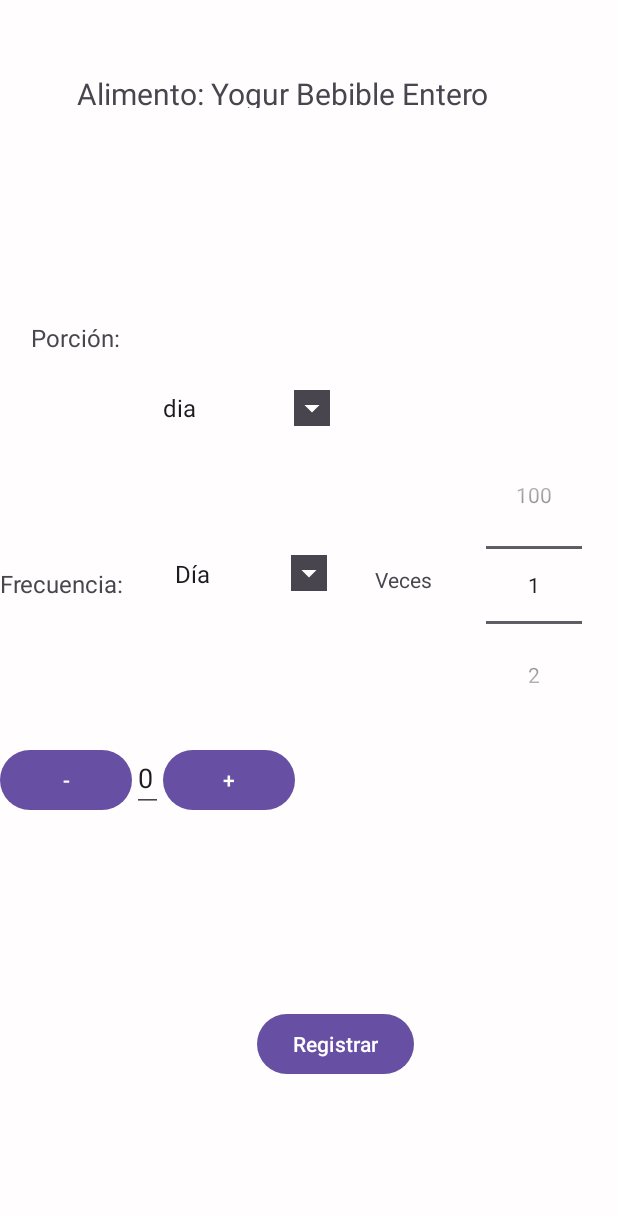
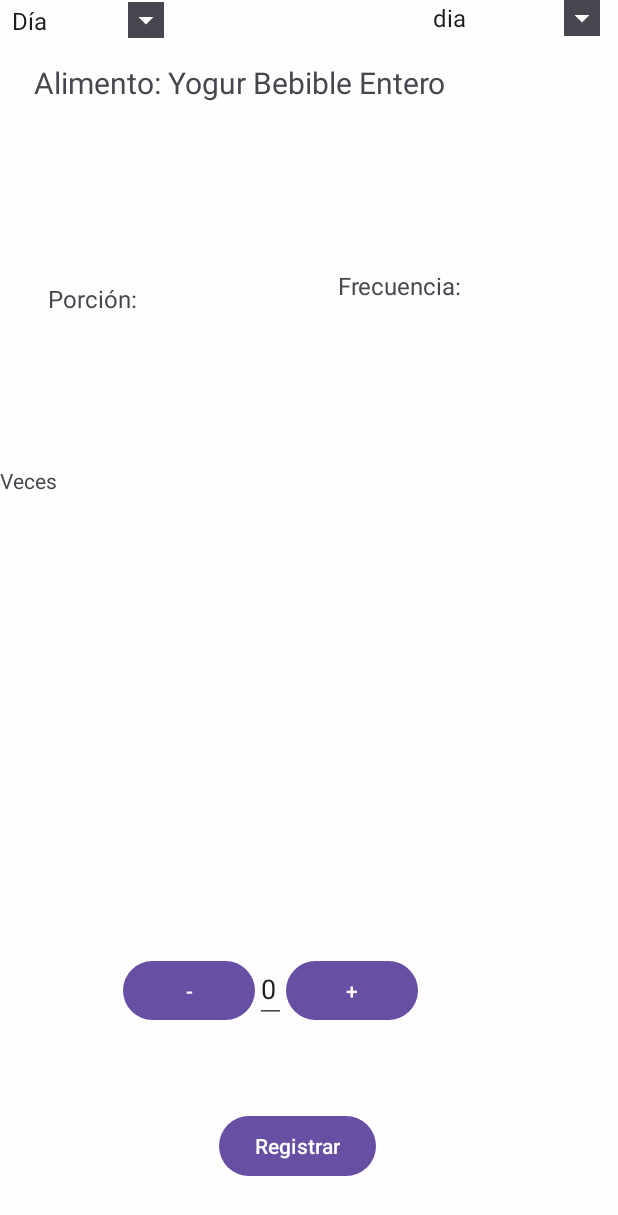
Before and after one commit to nicole-alvarado/NutriTNT, an Android app: the NewEncuestaFragment screen opened through its navigation route, on a phone screen of 412 x 824 dp. Shown: the top 1215 px of the screen. Run offline under Robolectric (Android 15) with nearby library versions, the phone set to English and light mode, and no system bars.

Commit message:
posicionamiento v.1 de componentes para vista horizontal

```diff
--- a/app/src/main/java/com/example/nutritnt/NewEncuestaFragment.kt
+++ b/app/src/main/java/com/example/nutritnt/NewEncuestaFragment.kt
@@ -46,11 +46,6 @@ class NewEncuestaFragment : Fragment() {
 
         viewModelNewEncuesta = ViewModelProvider(this).get(NewEncuestaViewModel::class.java)
 
-
-
-        val picker1: NumberPicker = binding.numberPicker
-        picker1.maxValue = 100
-        picker1.minValue = 1
 
         // access the items of the list
         val portions = resources.getStringArray(R.array.Portion)
@@ -133,10 +128,7 @@ class NewEncuestaFragment : Fragment() {
             }
         }
 
-        picker1.setOnValueChangedListener { picker, oldVal, newVal ->
-            val valuePicker1 = picker1.value
-            Log.d("picker value", valuePicker1.toString())
-        }
+
 
 
 
@@ -148,7 +140,6 @@ class NewEncuestaFragment : Fragment() {
             val frecuencyPosition =   spinner_f.selectedItemPosition
             val valorFrecuencyPosition = frecuency[frecuencyPosition]
 
-            val picker = picker1.value
 
             Log.d("Botones", "Botón registrar clickeado")
 
--- a/app/src/main/res/layout/fragment_new_encuesta.xml
+++ b/app/src/main/res/layout/fragment_new_encuesta.xml
@@ -11,114 +11,103 @@
     android:background="#FFFDFD"
     tools:context=".NewEncuestaFragment">
 
+
     <TextView
         android:id="@+id/textViewAlimento"
-        android:layout_width="310dp"
-        android:layout_height="23dp"
+        android:layout_width="359dp"
+        android:layout_height="42dp"
         android:layout_marginTop="44dp"
         android:text="Alimento: Yogur Bebible Entero"
         android:textSize="20sp"
         app:layout_constraintBottom_toTopOf="@+id/spinner_portion"
         app:layout_constraintEnd_toEndOf="parent"
+        app:layout_constraintHorizontal_bias="0.427"
         app:layout_constraintStart_toStartOf="parent"
         app:layout_constraintTop_toTopOf="parent"
-        app:layout_constraintVertical_bias="0.025"
 
-        />
-
+        app:layout_constraintVertical_bias="0.032" />
 
     <TextView
         android:id="@+id/textViewPortion"
         android:layout_width="wrap_content"
         android:layout_height="wrap_content"
+        android:layout_marginStart="32dp"
+        android:layout_marginTop="188dp"
         android:text="Porción:"
         android:textSize="16sp"
-        app:layout_constraintBottom_toTopOf="@+id/textViewFrecuency"
-        app:layout_constraintEnd_toStartOf="@+id/spinner_portion"
-        app:layout_constraintHorizontal_bias="0.5"
         app:layout_constraintStart_toStartOf="parent"
-        app:layout_constraintTop_toBottomOf="@+id/textViewAlimento"
-        app:layout_constraintVertical_bias="0.5" />
+        app:layout_constraintTop_toTopOf="parent" />
 
     <TextView
         android:id="@+id/textViewFrecuency"
         android:layout_width="wrap_content"
         android:layout_height="wrap_content"
-        android:layout_marginBottom="424dp"
+        android:layout_marginTop="96dp"
+        android:layout_marginEnd="100dp"
+
         android:text="Frecuencia: "
         android:textSize="16sp"
-        app:layout_constraintBottom_toBottomOf="parent"
-        app:layout_constraintEnd_toStartOf="@+id/spinner_frecuency"
-
-        app:layout_constraintHorizontal_bias="0.0"
-        app:layout_constraintStart_toStartOf="parent" />
+        app:layout_constraintEnd_toEndOf="parent"
+        app:layout_constraintTop_toBottomOf="@+id/textViewAlimento" />
 
     <Button
         android:id="@+id/buttonRegister"
         android:layout_width="wrap_content"
         android:layout_height="wrap_content"
-        android:layout_marginBottom="104dp"
+        android:layout_marginBottom="36dp"
         android:text="Registrar"
         app:layout_constraintBottom_toBottomOf="parent"
         app:layout_constraintEnd_toEndOf="parent"
-        app:layout_constraintHorizontal_bias="0.557"
+        app:layout_constraintHorizontal_bias="0.475"
         app:layout_constraintStart_toStartOf="parent" />
+
 
     <Spinner
         android:id="@+id/spinner_portion"
         android:layout_width="131dp"
         android:layout_height="24dp"
-        android:layout_marginEnd="180dp"
-        android:layout_marginBottom="16dp"
         android:backgroundTintMode="screen"
         android:scrollbarStyle="outsideOverlay"
         android:spinnerMode="dropdown"
-        app:layout_constraintBottom_toTopOf="@+id/numberPicker"
         app:layout_constraintEnd_toEndOf="parent"
-        android:text="@{viewModel.}"/>
-
+        tools:layout_editor_absoluteY="227dp" />
 
     <Spinner
         android:id="@+id/spinner_frecuency"
         android:layout_width="121dp"
         android:layout_height="27dp"
-        android:layout_marginEnd="20dp"
-        android:layout_marginBottom="100dp"
         android:backgroundTintMode="screen"
-        app:layout_constraintBottom_toTopOf="@+id/linearLayout2"
-        app:layout_constraintEnd_toStartOf="@+id/textViewVeces" />
-
-    <NumberPicker
-        android:id="@+id/numberPicker"
-        android:layout_width="wrap_content"
-        android:layout_height="wrap_content"
-        android:layout_marginEnd="24dp"
-        android:layout_marginBottom="344dp"
-        app:layout_constraintBottom_toBottomOf="parent"
-
-        app:layout_constraintEnd_toEndOf="parent" />
+        tools:layout_editor_absoluteX="16dp"
+        tools:layout_editor_absoluteY="228dp" />
 
     <TextView
         android:id="@+id/textViewVeces"
         android:layout_width="wrap_content"
         android:layout_height="wrap_content"
-        android:layout_marginEnd="36dp"
-        android:layout_marginBottom="428dp"
 
+        android:layout_marginTop="108dp"
+        android:layout_marginBottom="28dp"
         android:text="Veces"
-        app:layout_constraintBottom_toBottomOf="parent"
+        app:layout_constraintBottom_toTopOf="@+id/linearLayout2"
 
-        app:layout_constraintEnd_toStartOf="@+id/numberPicker" />
+        app:layout_constraintTop_toBottomOf="@+id/textViewAlimento"
+        app:layout_constraintVertical_bias="0.3"
+        tools:layout_editor_absoluteX="337dp" />
 
     <LinearLayout
         android:id="@+id/linearLayout2"
-        android:layout_width="match_parent"
-        android:layout_height="wrap_content"
-        android:layout_marginBottom="128dp"
+        android:layout_width="226dp"
+        android:layout_height="47dp"
+
+        android:layout_marginStart="82dp"
+        android:layout_marginEnd="104dp"
+        android:layout_marginBottom="56dp"
         android:gravity="center_vertical"
         android:orientation="horizontal"
         app:layout_constraintBottom_toTopOf="@+id/buttonRegister"
-        tools:layout_editor_absoluteX="0dp">
+        app:layout_constraintEnd_toEndOf="parent"
+        app:layout_constraintHorizontal_bias="1.0"
+        app:layout_constraintStart_toStartOf="parent">
 
         <include
             layout="@layout/horizontal_button_picker"
```
